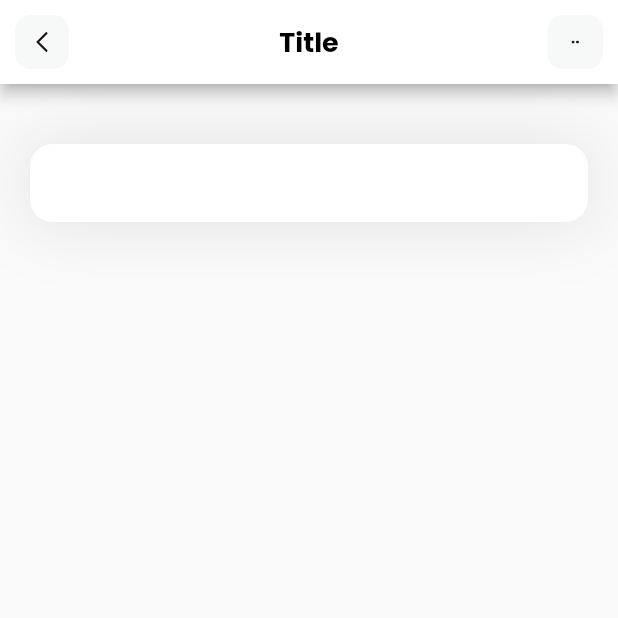
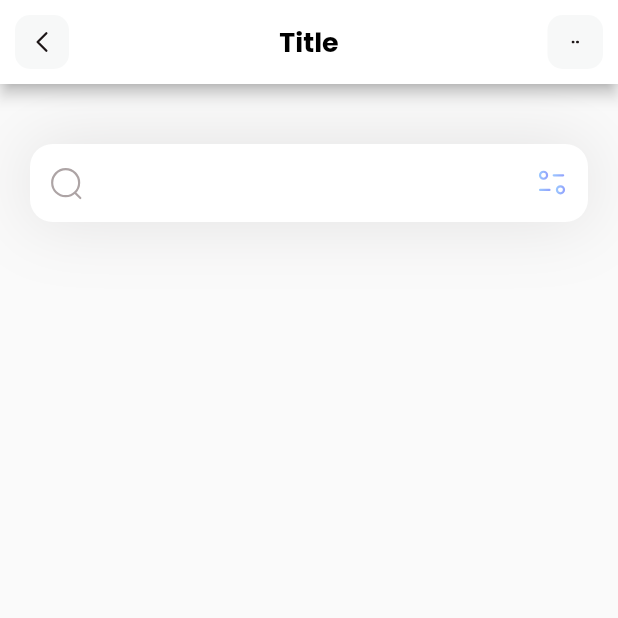
Before and after one commit to PerseuAlves/flutter-sample-app, a Flutter app: the screen it shows after launch, on a phone screen of 412 x 824 dp, the top half of it. Run offline on Flutter 3.47's test engine with Material 2 defaults, Android fonts, the phone set to English and light mode, and no system bars; our stand-ins replace flutter_svg.

Commit message:
two icons have been added to the search bar

```diff
--- a/lib/pages/home.dart
+++ b/lib/pages/home.dart
@@ -26,6 +26,14 @@ class HomePage extends StatelessWidget {
                 filled: true,
                 fillColor: Colors.white,
                 contentPadding: const EdgeInsets.all(15),
+                prefixIcon: Padding(
+                  padding: const EdgeInsets.all(12),
+                  child: SvgPicture.asset('assets/icons/Search.svg'),
+                ),
+                suffixIcon: Padding(
+                  padding: const EdgeInsets.all(12),
+                  child: SvgPicture.asset('assets/icons/Filter.svg'),
+                ),
                 border: OutlineInputBorder(
                   borderRadius: BorderRadius.circular(15),
                   borderSide: BorderSide.none,
```
Also changed, not shown: assets/icons/Filter.svg (added), assets/icons/Search.svg (added).
